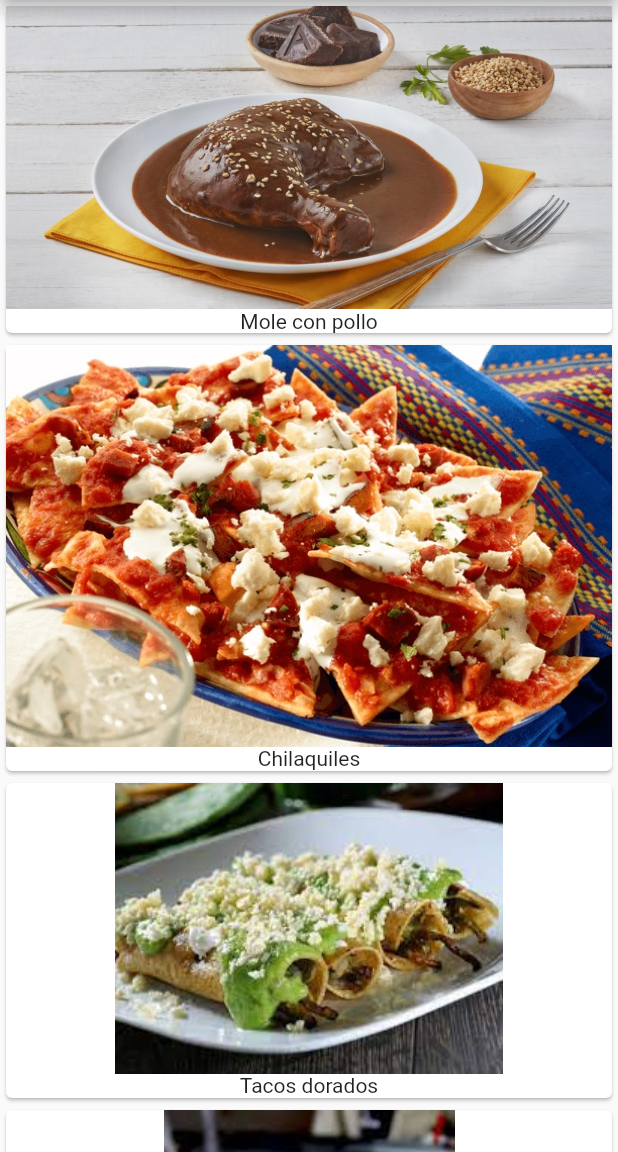
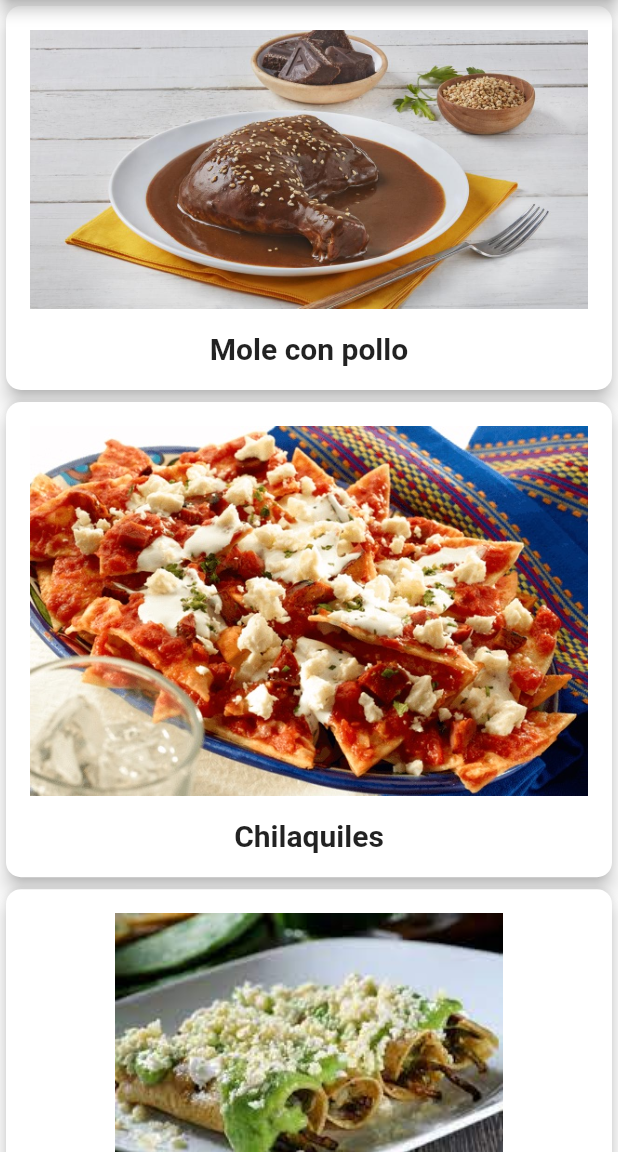
Before and after one commit to crashbit/RecetarioPuma, a Flutter app: the screen it shows after launch, on a phone screen of 412 x 824 dp, the part 84-1236 px from its top. Run offline on Flutter 3.47's test engine with Material 2 defaults, Android fonts, the phone set to English and light mode, and no system bars.

Commit message:
Widget Card

```diff
--- a/recetario_app/lib/Pages/RecipesHomePage.dart
+++ b/recetario_app/lib/Pages/RecipesHomePage.dart
@@ -36,11 +36,20 @@ class _RecipesHomePageState extends State<RecipesHomePage> {
 
 Widget widgetRecipeCard(Recipe recipe) {
   return Card(
-    child: Column(
-      children: <Widget>[
-        Image(image: AssetImage(recipe.imageRecipe)),
-        Text(recipe.title),
-      ],
+    elevation: 5.0,
+    shape: RoundedRectangleBorder(borderRadius: BorderRadius.circular(10)),
+    child: Padding(
+      padding: const EdgeInsets.all(16.0),
+      child: Column(
+        children: <Widget>[
+          Image(image: AssetImage(recipe.imageRecipe)),
+          SizedBox(
+            height: 15.0,
+          ),
+          Text(recipe.title,
+              style: TextStyle(fontSize: 20, fontWeight: FontWeight.w600)),
+        ],
+      ),
     ),
   );
 }
```
Also changed, not shown: 1 other file.
